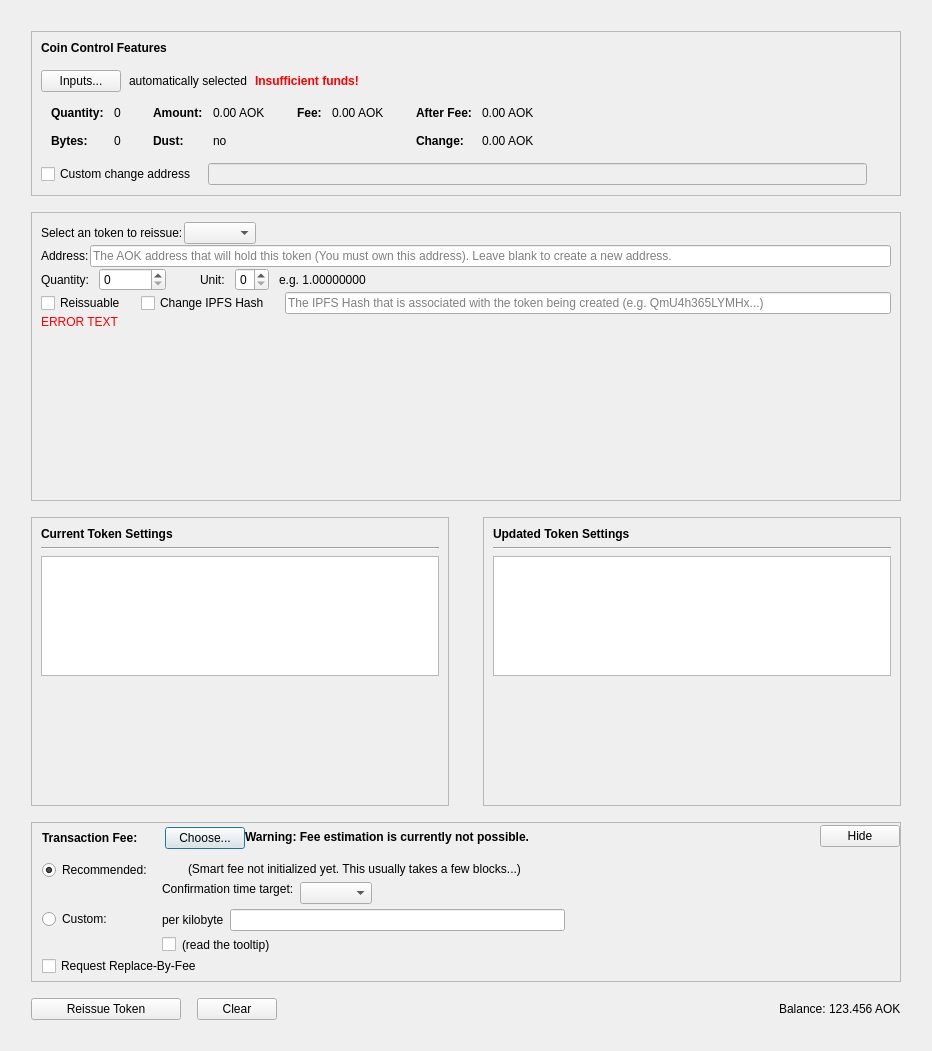
Qt form src/qt/forms/reissuetokendialog.ui (AokChain/AokChain) before a commit.
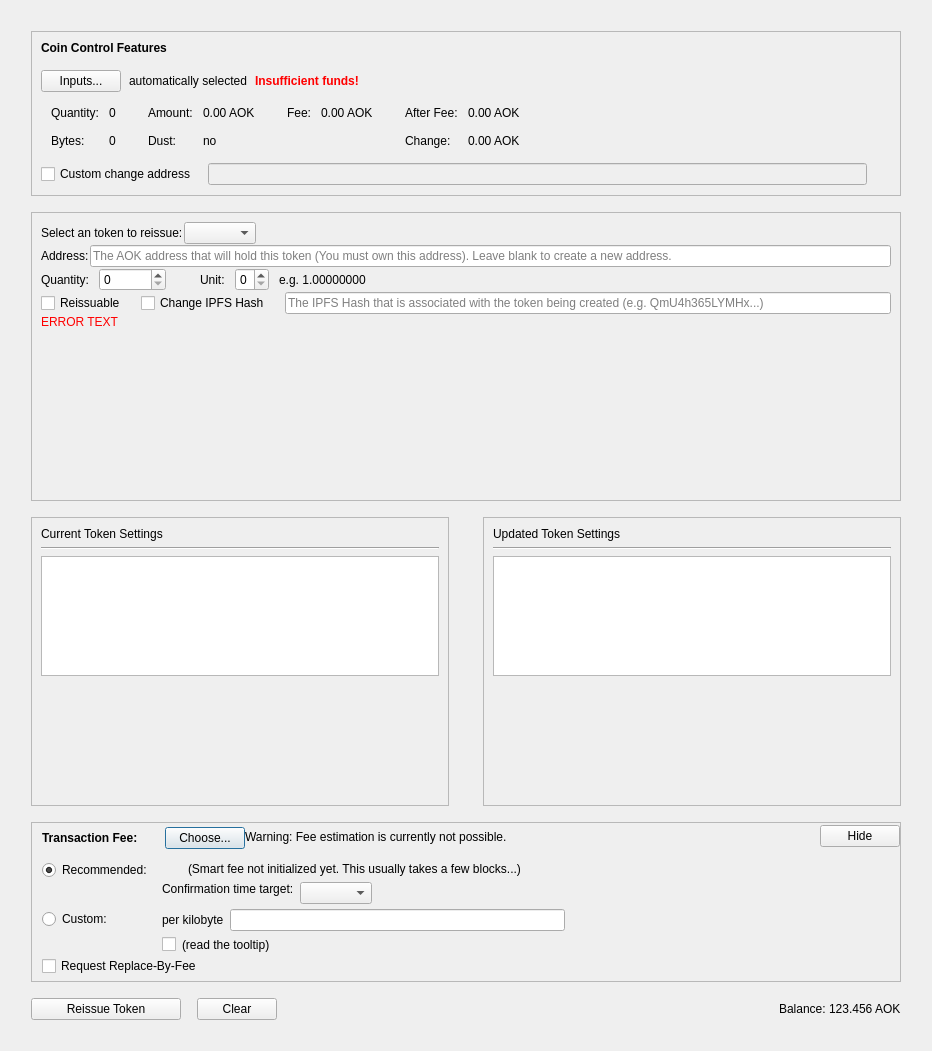
The same form after that commit. Custom widgets are drawn as their Qt base class.

Commit message:
qt: medium weight for Korean text, quieter lists, plainer sign and send pages
Noto Sans KR Medium is added: without it every medium weight Korean label
fell back to bold. List rows show the direction icon alone instead of a
tinted tile, and status badges are small tags. The sign page drops the
icon tiles and the accent frame and gives the multisig card more width.
A recipient on the send page is a ruled section inside its card. Bold
fonts set in the forms go through the theme.

```diff
--- a/src/qt/forms/reissuetokendialog.ui
+++ b/src/qt/forms/reissuetokendialog.ui
@@ -216,8 +216,8 @@
                   <widget class="QLabel" name="labelCoinControlQuantityText">
                    <property name="font">
                     <font>
-                     <weight>75</weight>
-                     <bold>true</bold>
+                     <weight>50</weight>
+                     <bold>false</bold>
                     </font>
                    </property>
                    <property name="text">
@@ -251,8 +251,8 @@
                   <widget class="QLabel" name="labelCoinControlBytesText">
                    <property name="font">
                     <font>
-                     <weight>75</weight>
-                     <bold>true</bold>
+                     <weight>50</weight>
+                     <bold>false</bold>
                     </font>
                    </property>
                    <property name="text">
@@ -299,8 +299,8 @@
                   <widget class="QLabel" name="labelCoinControlAmountText">
                    <property name="font">
                     <font>
-                     <weight>75</weight>
-                     <bold>true</bold>
+                     <weight>50</weight>
+                     <bold>false</bold>
                     </font>
                    </property>
                    <property name="text">
@@ -331,8 +331,8 @@
                   <widget class="QLabel" name="labelCoinControlLowOutputText">
                    <property name="font">
                     <font>
-                     <weight>75</weight>
-                     <bold>true</bold>
+                     <weight>50</weight>
+                     <bold>false</bold>
                     </font>
                    </property>
                    <property name="text">
@@ -379,8 +379,8 @@
                   <widget class="QLabel" name="labelCoinControlFeeText">
                    <property name="font">
                     <font>
-                     <weight>75</weight>
-                     <bold>true</bold>
+                     <weight>50</weight>
+                     <bold>false</bold>
                     </font>
                    </property>
                    <property name="text">
@@ -430,8 +430,8 @@
                   <widget class="QLabel" name="labelCoinControlAfterFeeText">
                    <property name="font">
                     <font>
-                     <weight>75</weight>
-                     <bold>true</bold>
+                     <weight>50</weight>
+                     <bold>false</bold>
                     </font>
                    </property>
                    <property name="text">
@@ -462,8 +462,8 @@
                   <widget class="QLabel" name="labelCoinControlChangeText">
                    <property name="font">
                     <font>
-                     <weight>75</weight>
-                     <bold>true</bold>
+                     <weight>50</weight>
+                     <bold>false</bold>
                     </font>
                    </property>
                    <property name="text">
@@ -859,8 +859,8 @@
              <widget class="QLabel" name="currentDataLabel">
               <property name="font">
                <font>
-                <weight>75</weight>
-                <bold>true</bold>
+                <weight>50</weight>
+                <bold>false</bold>
                </font>
               </property>
               <property name="lineWidth">
@@ -927,8 +927,8 @@
              <widget class="QLabel" name="reissueTokenDataLabel">
               <property name="font">
                <font>
-                <weight>75</weight>
-                <bold>true</bold>
+                <weight>50</weight>
+                <bold>false</bold>
                </font>
               </property>
               <property name="text">
@@ -1105,8 +1105,8 @@
              <widget class="QLabel" name="fallbackFeeWarningLabel">
               <property name="font">
                <font>
-                <weight>75</weight>
-                <bold>true</bold>
+                <weight>50</weight>
+                <bold>false</bold>
                </font>
               </property>
               <property name="toolTip">
```
Left out of the diff: 18 changed lines with no effect on the pictures. The commit also changes 17 other files.
